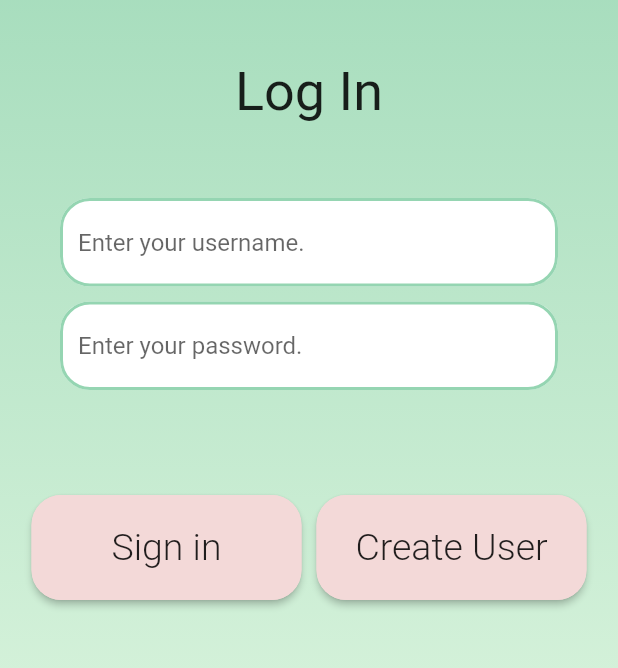
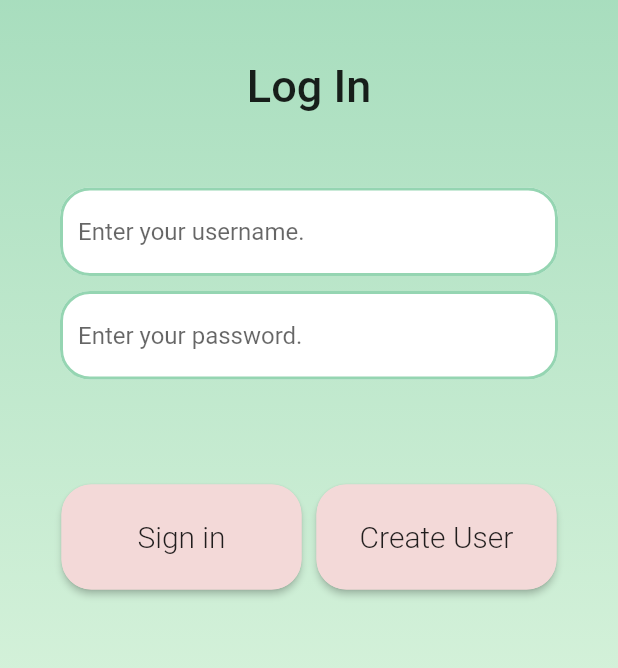
Before and after one commit to gu-tig169/Grupp5, a Flutter app: the screen it shows after launch, on a phone screen of 412 x 824 dp, the part 300-968 px from its top. Run offline on Flutter 3.47's test engine with Material 2 defaults, Android fonts, the phone set to English and light mode, and no system bars; accounts and stored records are empty; network calls fail.

Commit message:
fixed design

```diff
--- a/lib/view/login_view.dart
+++ b/lib/view/login_view.dart
@@ -93,7 +93,7 @@ class LoginView extends StatelessWidget {
       margin: EdgeInsets.only(bottom: 50, top: 50, left: 5, right: 5),
       alignment: Alignment.bottomCenter,
       child: SizedBox(
-        width: 180,
+        width: 160,
         height: 70,
         child: RaisedButton(
             shape: RoundedRectangleBorder(
@@ -102,7 +102,7 @@ class LoginView extends StatelessWidget {
             color: customPink,
             child: Text(
               text,
-              style: TextStyle(fontSize: 25, fontWeight: FontWeight.w300),
+              style: TextStyle(fontSize: 20, fontWeight: FontWeight.w300),
             ),
             onPressed: () {
               Navigator.pushNamed(context, '/create');
@@ -116,7 +116,7 @@ class LoginView extends StatelessWidget {
       margin: EdgeInsets.only(bottom: 50, top: 50, left: 5, right: 5),
       alignment: Alignment.bottomCenter,
       child: SizedBox(
-        width: 180,
+        width: 160,
         height: 70,
         child: RaisedButton(
             shape: RoundedRectangleBorder(
@@ -125,7 +125,7 @@ class LoginView extends StatelessWidget {
             color: customPink,
             child: Text(
               text,
-              style: TextStyle(fontSize: 25, fontWeight: FontWeight.w300),
+              style: TextStyle(fontSize: 20, fontWeight: FontWeight.w300),
             ),
             onPressed: () {
               bool correctCredentials =
--- a/lib/view/widgets/common_widgets.dart
+++ b/lib/view/widgets/common_widgets.dart
@@ -30,12 +30,17 @@ alert(BuildContext context, String title, String content) {
 }
 
 Widget headerText(String text) {
-  return Container(
-    alignment: Alignment.center,
-    child: Text(
-      text,
-      style: TextStyle(fontSize: 36, fontWeight: FontWeight.w400),
-    ),
+  return Row(
+    mainAxisAlignment: MainAxisAlignment.center,
+    children: [
+      Container(
+        alignment: Alignment.center,
+        child: Text(
+          text,
+          style: TextStyle(fontSize: 30, fontWeight: FontWeight.w500),
+        ),
+      )
+    ],
   );
 }
 
```
